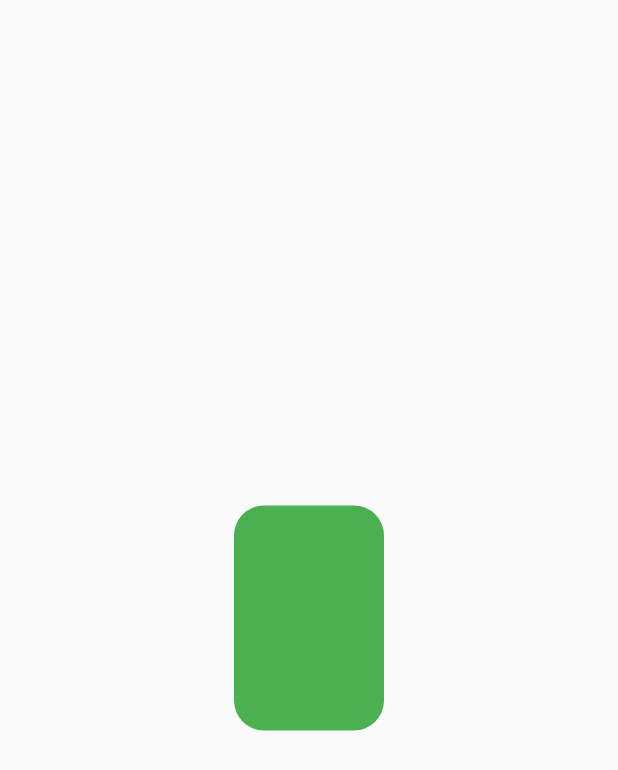
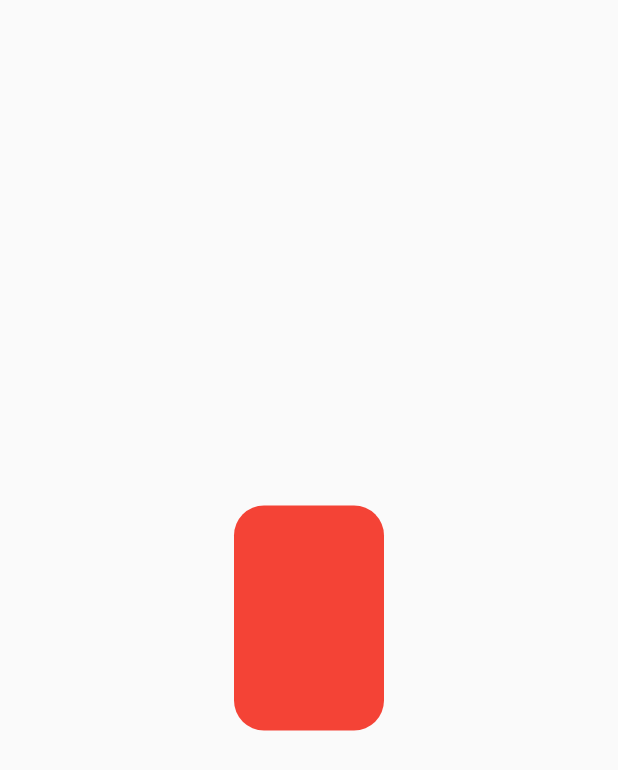
Before and after one commit to Marlonprogbr/teste-git, a Flutter app: the screen it shows after launch, on a phone screen of 412 x 824 dp. Shown: the top 770 px of the screen. Run offline on Flutter 3.47's test engine with Material 2 defaults, Android fonts, the phone set to English and light mode, and no system bars.

Commit message:
start commit1

```diff
--- a/lib/main.dart
+++ b/lib/main.dart
@@ -20,7 +20,7 @@ class _MyAppState extends State<MyApp> {
             height: 150,
             decoration: BoxDecoration(
               borderRadius: BorderRadius.all(Radius.circular(20)),
-              color: Colors.green
+              color: Colors.red
             ),
           ),
         ),
```
